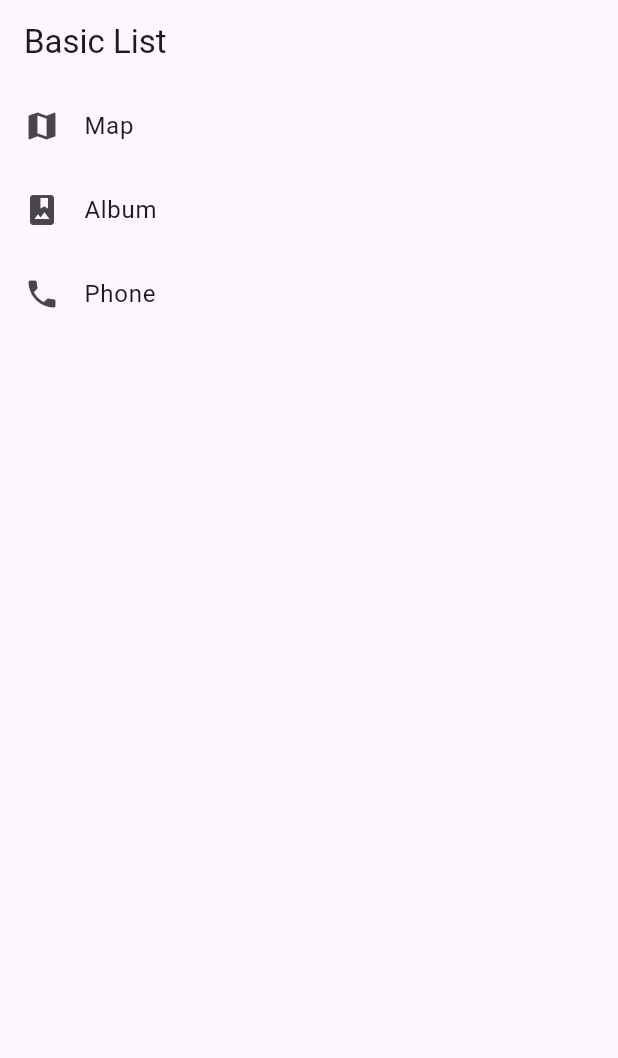
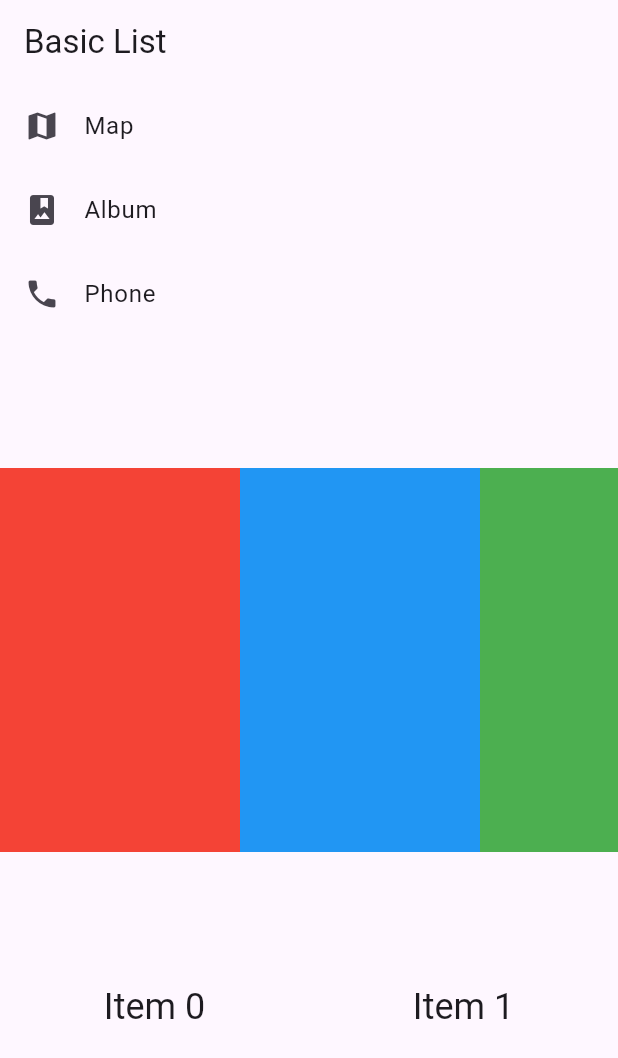
Before and after one commit to AyoubTitoun/flutter_labs, a Flutter app: the screen it shows after launch, on a phone screen of 412 x 824 dp. Shown: the top 1058 px of the screen. Run offline on Flutter 3.47's test engine with Material 3 defaults, Android fonts, the phone set to English and light mode, and no system bars.

Commit message:
mix of lists use

```diff
--- a/lib/main.dart
+++ b/lib/main.dart
@@ -15,7 +15,11 @@ class MyApp extends StatelessWidget {
         appBar: AppBar(
           title: const Text(title),
         ),
-        body: ListView(
+        body:
+           Column(
+             children: [
+               Expanded(
+                 child: ListView(
                     children: const <Widget>[
                       ListTile(
                         leading: Icon(Icons.map),
@@ -32,6 +36,56 @@ class MyApp extends StatelessWidget {
                     ],
                   ),
                ),
+
+               Expanded(child:ListView(
+  // This next line does the trick.
+  scrollDirection: Axis.horizontal,
+  children: <Widget>[
+    Container(
+      width: 160,
+      color: Colors.red,
+    ),
+    Container(
+      width: 160,
+      color: Colors.blue,
+    ),
+    Container(
+      width: 160,
+      color: Colors.green,
+    ),
+    Container(
+      width: 160,
+      color: Colors.yellow,
+    ),
+    Container(
+      width: 160,
+      color: Colors.orange,
+    ),
+  ],
+),
+),
+Expanded(
+  child: GridView.count(
+    // Create a grid with 2 columns. If you change the scrollDirection to
+    // horizontal, this produces 2 rows.
+    crossAxisCount: 2,
+    // Generate 100 widgets that display their index in the List.
+    children: List.generate(100, (index) {
+      return Center(
+        child: Text(
+          'Item $index',
+          style: Theme.of(context).textTheme.headlineSmall,
+        ),
+      );
+    }),
+  ),
+),
+             ],
+           ),
+
+
+
+      ),
     );
   }
 }
```
Lines whose indentation alone changed are shown as unchanged.
